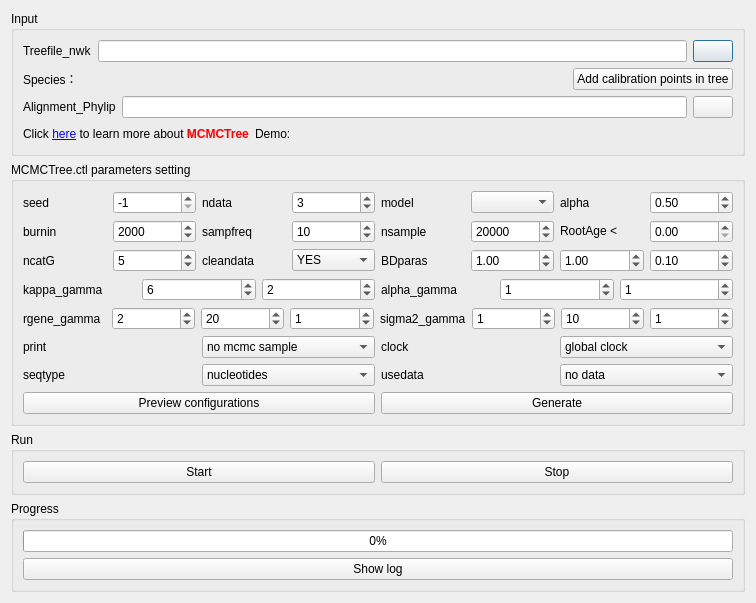
This is PhyloSuite/uifiles/mcmctree.ui in dongzhang0725/PhyloSuite as Qt 5 draws it before an edit. The edited form follows.
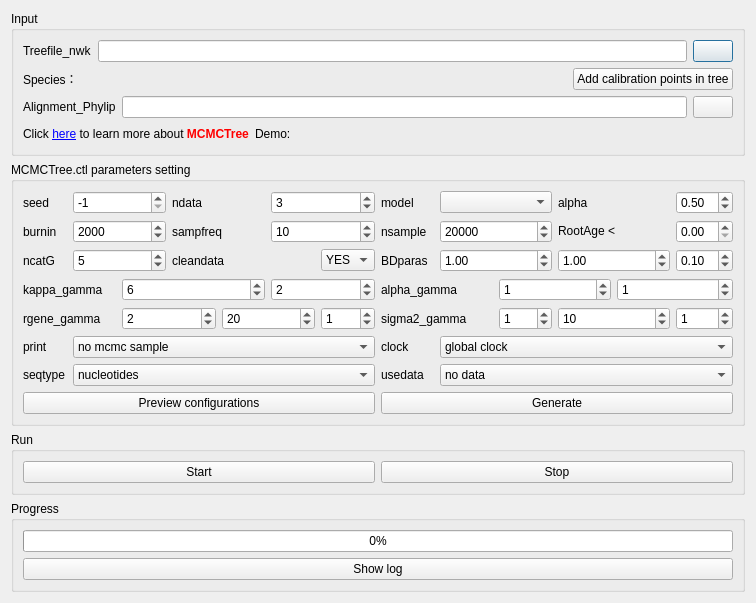
This is the edited form. Icons and pictures are not drawn. Custom widgets are drawn as their Qt base class.

Diff of the .ui file:
```diff
--- a/PhyloSuite/uifiles/mcmctree.ui
+++ b/PhyloSuite/uifiles/mcmctree.ui
@@ -7,7 +7,7 @@
     <x>0</x>
     <y>0</y>
     <width>756</width>
-    <height>582</height>
+    <height>576</height>
    </rect>
   </property>
   <property name="windowTitle">
@@ -157,6 +157,8 @@
      </property>
      <layout class="QVBoxLayout" name="verticalLayout">
       <item>
+       <layout class="QHBoxLayout" name="horizontalLayout_4">
+        <item>
        <layout class="QGridLayout" name="gridLayout_3">
         <item row="0" column="0">
          <widget class="QLabel" name="label_6">
@@ -165,7 +167,7 @@
           </property>
          </widget>
         </item>
-        <item row="0" column="1">
+          <item row="0" column="1" colspan="2">
          <widget class="QSpinBox" name="spinBox_23">
           <property name="minimum">
            <number>-1</number>
@@ -175,47 +177,20 @@
           </property>
          </widget>
         </item>
-        <item row="0" column="2">
+          <item row="0" column="3" colspan="2">
          <widget class="QLabel" name="label_3">
           <property name="text">
            <string>ndata</string>
           </property>
          </widget>
         </item>
-        <item row="0" column="3">
+          <item row="0" column="5" colspan="2">
          <widget class="QSpinBox" name="spinBox">
           <property name="value">
            <number>3</number>
           </property>
          </widget>
         </item>
-        <item row="0" column="4">
-         <widget class="QLabel" name="label_11">
-          <property name="text">
-           <string>model</string>
-          </property>
-         </widget>
-        </item>
-        <item row="0" column="5">
-         <widget class="QComboBox" name="comboBox"/>
-        </item>
-        <item row="0" column="6">
-         <widget class="QLabel" name="label_15">
-          <property name="text">
-           <string>alpha</string>
-          </property>
-         </widget>
-        </item>
-        <item row="0" column="7">
-         <widget class="QDoubleSpinBox" name="doubleSpinBox_6">
-          <property name="singleStep">
-           <double>0.100000000000000</double>
-          </property>
-          <property name="value">
-           <double>0.500000000000000</double>
-          </property>
-         </widget>
-        </item>
         <item row="1" column="0">
          <widget class="QLabel" name="label_22">
           <property name="text">
@@ -223,7 +198,7 @@
           </property>
          </widget>
         </item>
-        <item row="1" column="1">
+          <item row="1" column="1" colspan="2">
          <widget class="QSpinBox" name="spinBox_18">
           <property name="maximum">
            <number>99999</number>
@@ -236,14 +211,14 @@
           </property>
          </widget>
         </item>
-        <item row="1" column="2">
+          <item row="1" column="3" colspan="2">
          <widget class="QLabel" name="label_12">
           <property name="text">
            <string>sampfreq</string>
           </property>
          </widget>
         </item>
-        <item row="1" column="3">
+          <item row="1" column="5" colspan="2">
          <widget class="QSpinBox" name="spinBox_19">
           <property name="maximum">
            <number>200</number>
@@ -256,69 +231,28 @@
           </property>
          </widget>
         </item>
-        <item row="1" column="4">
-         <widget class="QLabel" name="label_13">
-          <property name="text">
-           <string>nsample</string>
-          </property>
-         </widget>
-        </item>
-        <item row="1" column="5">
-         <widget class="QSpinBox" name="spinBox_20">
-          <property name="maximum">
-           <number>9999999</number>
-          </property>
-          <property name="singleStep">
-           <number>10000</number>
-          </property>
-          <property name="value">
-           <number>20000</number>
-          </property>
-          <property name="displayIntegerBase">
-           <number>10</number>
-          </property>
-         </widget>
-        </item>
-        <item row="1" column="6">
-         <widget class="QLabel" name="label_14">
-          <property name="text">
-           <string>RootAge &lt;</string>
-          </property>
-         </widget>
-        </item>
-        <item row="1" column="7">
-         <widget class="QDoubleSpinBox" name="doubleSpinBox">
-          <property name="singleStep">
-           <double>0.100000000000000</double>
-          </property>
-         </widget>
-        </item>
-       </layout>
-      </item>
-      <item>
-       <layout class="QGridLayout" name="gridLayout_4">
-        <item row="0" column="0">
+          <item row="2" column="0">
          <widget class="QLabel" name="label_16">
           <property name="text">
            <string>ncatG</string>
           </property>
          </widget>
         </item>
-        <item row="0" column="1">
+          <item row="2" column="1" colspan="2">
          <widget class="QSpinBox" name="spinBox_21">
           <property name="value">
            <number>5</number>
           </property>
          </widget>
         </item>
-        <item row="0" column="2">
+          <item row="2" column="3" colspan="3">
          <widget class="QLabel" name="label_26">
           <property name="text">
            <string>cleandata</string>
           </property>
          </widget>
         </item>
-        <item row="0" column="3">
+          <item row="2" column="6">
          <widget class="QComboBox" name="comboBox_5">
           <item>
            <property name="text">
@@ -332,168 +266,89 @@
           </item>
          </widget>
         </item>
-        <item row="0" column="4">
-         <widget class="QLabel" name="label_17">
-          <property name="text">
-           <string>BDparas</string>
-          </property>
-         </widget>
-        </item>
-        <item row="0" column="5">
-         <widget class="QDoubleSpinBox" name="doubleSpinBox_3">
-          <property name="singleStep">
-           <double>0.100000000000000</double>
-          </property>
-          <property name="value">
-           <double>1.000000000000000</double>
-          </property>
-         </widget>
-        </item>
-        <item row="0" column="6">
-         <widget class="QDoubleSpinBox" name="doubleSpinBox_4">
-          <property name="singleStep">
-           <double>0.100000000000000</double>
-          </property>
-          <property name="value">
-           <double>1.000000000000000</double>
-          </property>
-         </widget>
-        </item>
-        <item row="0" column="7">
-         <widget class="QDoubleSpinBox" name="doubleSpinBox_5">
-          <property name="singleStep">
-           <double>0.100000000000000</double>
-          </property>
-          <property name="value">
-           <double>0.100000000000000</double>
-          </property>
-         </widget>
-        </item>
-       </layout>
-      </item>
-      <item>
-       <layout class="QGridLayout" name="gridLayout_5">
-        <item row="0" column="0">
+          <item row="3" column="0" colspan="2">
          <widget class="QLabel" name="label_18">
           <property name="text">
            <string>kappa_gamma</string>
           </property>
          </widget>
         </item>
-        <item row="0" column="1">
+          <item row="3" column="2" colspan="3">
          <widget class="QSpinBox" name="spinBox_8">
           <property name="value">
            <number>6</number>
           </property>
          </widget>
         </item>
-        <item row="0" column="2">
+          <item row="3" column="5" colspan="2">
          <widget class="QSpinBox" name="spinBox_9">
           <property name="value">
            <number>2</number>
           </property>
          </widget>
         </item>
-        <item row="0" column="3">
-         <widget class="QLabel" name="label_19">
-          <property name="text">
-           <string>alpha_gamma</string>
-          </property>
-         </widget>
-        </item>
-        <item row="0" column="4">
-         <widget class="QSpinBox" name="spinBox_10">
-          <property name="value">
-           <number>1</number>
-          </property>
-         </widget>
-        </item>
-        <item row="0" column="5">
-         <widget class="QSpinBox" name="spinBox_11">
-          <property name="value">
-           <number>1</number>
-          </property>
-         </widget>
-        </item>
-       </layout>
-      </item>
-      <item>
-       <layout class="QGridLayout" name="gridLayout_6">
-        <item row="0" column="0">
+          <item row="4" column="0" colspan="2">
          <widget class="QLabel" name="label_20">
           <property name="text">
            <string>rgene_gamma</string>
           </property>
          </widget>
         </item>
-        <item row="0" column="1">
+          <item row="4" column="2" colspan="2">
          <widget class="QSpinBox" name="spinBox_12">
           <property name="value">
            <number>2</number>
           </property>
          </widget>
         </item>
-        <item row="0" column="2">
+          <item row="4" column="4" colspan="2">
          <widget class="QSpinBox" name="spinBox_13">
           <property name="value">
            <number>20</number>
           </property>
          </widget>
         </item>
-        <item row="0" column="3">
+          <item row="4" column="6">
          <widget class="QSpinBox" name="spinBox_14">
           <property name="value">
            <number>1</number>
           </property>
          </widget>
         </item>
-        <item row="0" column="4">
-         <widget class="QLabel" name="label_21">
+          <item row="5" column="0">
+           <widget class="QLabel" name="label_7">
           <property name="text">
-           <string>sigma2_gamma</string>
+             <string>print</string>
           </property>
          </widget>
         </item>
-        <item row="0" column="5">
-         <widget class="QSpinBox" name="spinBox_15">
-          <property name="value">
-           <number>1</number>
-          </property>
-         </widget>
-        </item>
-        <item row="0" column="6">
-         <widget class="QSpinBox" name="spinBox_16">
-          <property name="value">
-           <number>10</number>
-          </property>
-         </widget>
-        </item>
-        <item row="0" column="7">
-         <widget class="QSpinBox" name="spinBox_17">
-          <property name="value">
-           <number>1</number>
-          </property>
-         </widget>
-        </item>
-       </layout>
-      </item>
-      <item>
-       <layout class="QGridLayout" name="gridLayout_7">
-        <item row="1" column="0">
+          <item row="5" column="1" colspan="6">
+           <widget class="QComboBox" name="comboBox_7">
+            <item>
+             <property name="text">
+              <string>no mcmc sample</string>
+             </property>
+            </item>
+            <item>
+             <property name="text">
+              <string>except branch rates</string>
+             </property>
+            </item>
+            <item>
+             <property name="text">
+              <string>everything</string>
+             </property>
+            </item>
+           </widget>
+          </item>
+          <item row="6" column="0">
          <widget class="QLabel" name="label_8">
           <property name="text">
            <string>seqtype</string>
           </property>
          </widget>
         </item>
-        <item row="1" column="2">
-         <widget class="QLabel" name="label_9">
-          <property name="text">
-           <string>usedata</string>
-          </property>
-         </widget>
-        </item>
-        <item row="1" column="1">
+          <item row="6" column="1" colspan="6">
          <widget class="QComboBox" name="comboBox_2">
           <item>
            <property name="text">
@@ -512,7 +367,168 @@
           </item>
          </widget>
         </item>
-        <item row="0" column="3">
+         </layout>
+        </item>
+        <item>
+         <layout class="QGridLayout" name="gridLayout_4">
+          <item row="0" column="0">
+           <widget class="QLabel" name="label_11">
+            <property name="text">
+             <string>model</string>
+            </property>
+           </widget>
+          </item>
+          <item row="0" column="1" colspan="2">
+           <widget class="QComboBox" name="comboBox"/>
+          </item>
+          <item row="0" column="3" colspan="2">
+           <widget class="QLabel" name="label_15">
+            <property name="text">
+             <string>alpha</string>
+            </property>
+           </widget>
+          </item>
+          <item row="0" column="5">
+           <widget class="QDoubleSpinBox" name="doubleSpinBox_6">
+            <property name="singleStep">
+             <double>0.100000000000000</double>
+            </property>
+            <property name="value">
+             <double>0.500000000000000</double>
+            </property>
+           </widget>
+          </item>
+          <item row="1" column="0">
+           <widget class="QLabel" name="label_13">
+            <property name="text">
+             <string>nsample</string>
+            </property>
+           </widget>
+          </item>
+          <item row="1" column="1" colspan="2">
+           <widget class="QSpinBox" name="spinBox_20">
+            <property name="maximum">
+             <number>9999999</number>
+            </property>
+            <property name="singleStep">
+             <number>10000</number>
+            </property>
+            <property name="value">
+             <number>20000</number>
+            </property>
+            <property name="displayIntegerBase">
+             <number>10</number>
+            </property>
+           </widget>
+          </item>
+          <item row="1" column="3" colspan="2">
+           <widget class="QLabel" name="label_14">
+            <property name="text">
+             <string>RootAge &lt;</string>
+            </property>
+           </widget>
+          </item>
+          <item row="1" column="5">
+           <widget class="QDoubleSpinBox" name="doubleSpinBox">
+            <property name="singleStep">
+             <double>0.100000000000000</double>
+            </property>
+           </widget>
+          </item>
+          <item row="2" column="0">
+           <widget class="QLabel" name="label_17">
+            <property name="text">
+             <string>BDparas</string>
+            </property>
+           </widget>
+          </item>
+          <item row="2" column="1" colspan="2">
+           <widget class="QDoubleSpinBox" name="doubleSpinBox_3">
+            <property name="singleStep">
+             <double>0.100000000000000</double>
+            </property>
+            <property name="value">
+             <double>1.000000000000000</double>
+            </property>
+           </widget>
+          </item>
+          <item row="2" column="3" colspan="2">
+           <widget class="QDoubleSpinBox" name="doubleSpinBox_4">
+            <property name="singleStep">
+             <double>0.100000000000000</double>
+            </property>
+            <property name="value">
+             <double>1.000000000000000</double>
+            </property>
+           </widget>
+          </item>
+          <item row="2" column="5">
+           <widget class="QDoubleSpinBox" name="doubleSpinBox_5">
+            <property name="singleStep">
+             <double>0.100000000000000</double>
+            </property>
+            <property name="value">
+             <double>0.100000000000000</double>
+            </property>
+           </widget>
+          </item>
+          <item row="3" column="0" colspan="2">
+           <widget class="QLabel" name="label_19">
+            <property name="text">
+             <string>alpha_gamma</string>
+            </property>
+           </widget>
+          </item>
+          <item row="3" column="2" colspan="2">
+           <widget class="QSpinBox" name="spinBox_10">
+            <property name="value">
+             <number>1</number>
+            </property>
+           </widget>
+          </item>
+          <item row="3" column="4" colspan="2">
+           <widget class="QSpinBox" name="spinBox_11">
+            <property name="value">
+             <number>1</number>
+            </property>
+           </widget>
+          </item>
+          <item row="4" column="0" colspan="2">
+           <widget class="QLabel" name="label_21">
+            <property name="text">
+             <string>sigma2_gamma</string>
+            </property>
+           </widget>
+          </item>
+          <item row="4" column="2">
+           <widget class="QSpinBox" name="spinBox_15">
+            <property name="value">
+             <number>1</number>
+            </property>
+           </widget>
+          </item>
+          <item row="4" column="3" colspan="2">
+           <widget class="QSpinBox" name="spinBox_16">
+            <property name="value">
+             <number>10</number>
+            </property>
+           </widget>
+          </item>
+          <item row="4" column="5">
+           <widget class="QSpinBox" name="spinBox_17">
+            <property name="value">
+             <number>1</number>
+            </property>
+           </widget>
+          </item>
+          <item row="5" column="0">
+           <widget class="QLabel" name="label_10">
+            <property name="text">
+             <string>clock</string>
+            </property>
+           </widget>
+          </item>
+          <item row="5" column="1" colspan="5">
          <widget class="QComboBox" name="comboBox_4">
           <item>
            <property name="text">
@@ -531,40 +547,14 @@
           </item>
          </widget>
         </item>
-        <item row="0" column="0">
-         <widget class="QLabel" name="label_7">
+          <item row="6" column="0">
+           <widget class="QLabel" name="label_9">
           <property name="text">
-           <string>print</string>
+             <string>usedata</string>
           </property>
          </widget>
         </item>
-        <item row="0" column="2">
-         <widget class="QLabel" name="label_10">
-          <property name="text">
-           <string>clock</string>
-          </property>
-         </widget>
-        </item>
-        <item row="0" column="1">
-         <widget class="QComboBox" name="comboBox_7">
-          <item>
-           <property name="text">
-            <string>no mcmc sample</string>
-           </property>
-          </item>
-          <item>
-           <property name="text">
-            <string>except branch rates</string>
-           </property>
-          </item>
-          <item>
-           <property name="text">
-            <string>everything</string>
-           </property>
-          </item>
-         </widget>
-        </item>
-        <item row="1" column="3">
+          <item row="6" column="1" colspan="5">
          <widget class="QComboBox" name="comboBox_3">
           <item>
            <property name="text">
@@ -587,6 +577,8 @@
            </property>
           </item>
          </widget>
+          </item>
+         </layout>
         </item>
        </layout>
       </item>
```
Left out of the diff: 2 changed lines with no effect on the pictures. Lines whose indentation alone changed are shown as unchanged.
